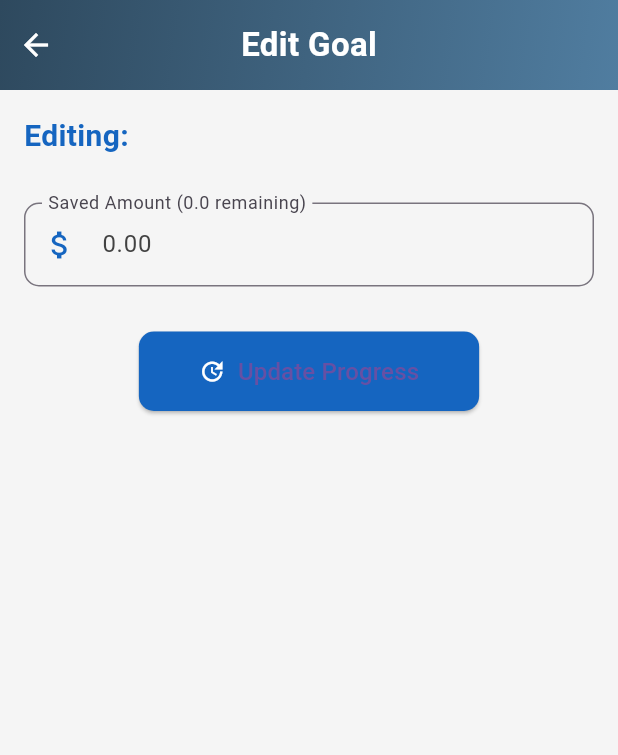
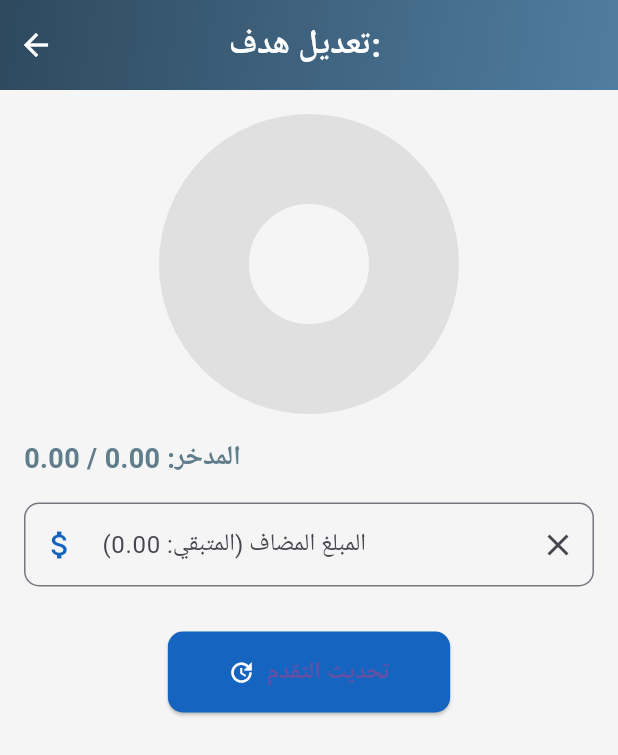
Before and after one commit to Expen-scope/exs-app, a Flutter app: the EditGoalScreen screen opened directly with empty values, on a phone screen of 412 x 824 dp. Shown: the top 755 px of the screen. Run offline on Flutter 3.47's test engine with Material 3 defaults, Android fonts, the phone set to English and light mode, and no system bars; drawn by our look-alikes of fl_chart; our stand-ins replace dio, firebase_auth, flutter_local_notifications, get, image_picker, shared_preferences; missing offline and left inert: googleapis; accounts and stored records are empty; network calls fail.

Commit message:
finish goal page 100/

```diff
--- a/lib/controller/GoalController.dart
+++ b/lib/controller/GoalController.dart
@@ -106,6 +106,7 @@ class GoalController extends GetxController {
 
       if (response.statusCode == 200) {
         await fetchGoals();
+        update();
         Get.snackbar(
           "Success",
           "Goal updated successfully",
--- a/lib/main.dart
+++ b/lib/main.dart
@@ -92,6 +92,7 @@ class MyApp extends StatelessWidget {
           name: ("/AddGoal"),
           page: () => AddGoalScreen(),
         ),
+
         GetPage(
           name: "/MyCustomSplashScreen",
           page: () => MyCustomSplashScreen(),
--- a/lib/view/EditGoalScreen.dart
+++ b/lib/view/EditGoalScreen.dart
@@ -1,13 +1,13 @@
 import 'package:flutter/material.dart';
 import 'package:get/get.dart';
-import 'package:intl/intl.dart';
+import 'package:fl_chart/fl_chart.dart';
+import 'package:flutter_local_notifications/flutter_local_notifications.dart';
 import '../const/AppBarC.dart';
 import '../controller/GoalController.dart';
 import '../model/Goal.dart';
 
 class EditGoalScreen extends StatefulWidget {
   final GoalModel goal;
-
   const EditGoalScreen({Key? key, required this.goal}) : super(key: key);
 
   @override
@@ -16,85 +16,175 @@ class EditGoalScreen extends StatefulWidget {
 
 class _EditGoalScreenState extends State<EditGoalScreen> {
   final GoalController goalController = Get.find();
-  final TextEditingController collectedController = TextEditingController();
+  final TextEditingController _amountController = TextEditingController();
+  final FlutterLocalNotificationsPlugin _notificationsPlugin =
+      FlutterLocalNotificationsPlugin();
 
   @override
   void initState() {
     super.initState();
-    // تهيئة الحقل بالقيمة الحالية مع تحديد منزلتين عشريتين
-    collectedController.text = widget.goal.collectedmoney!.toStringAsFixed(2);
+    _initializeNotifications();
   }
 
-  void updateGoal() async {
+  void _initializeNotifications() {
+    const AndroidInitializationSettings initializationSettingsAndroid =
+        AndroidInitializationSettings('@mipmap/ic_launcher');
+    const InitializationSettings initializationSettings =
+        InitializationSettings(android: initializationSettingsAndroid);
+    _notificationsPlugin.initialize(initializationSettings);
+  }
+
+  Future<void> _showNotification(String title, String body) async {
+    const AndroidNotificationDetails androidDetails =
+        AndroidNotificationDetails(
+      'goal_channel_id',
+      'Goal Notifications',
+      importance: Importance.max,
+      priority: Priority.high,
+    );
+    const NotificationDetails platformDetails =
+        NotificationDetails(android: androidDetails);
+    await _notificationsPlugin.show(0, title, body, platformDetails);
+  }
+
+  void _handleGoalUpdate() async {
     try {
-      double collected = double.tryParse(collectedController.text) ??
-          widget.goal.collectedmoney!;
+      final enteredAmount = double.tryParse(_amountController.text) ?? 0.0;
 
-      // إنشاء نسخة محدثة من الهدف
-      GoalModel updatedGoal = widget.goal.copyWith(
-        collectedmoney: collected,
-      );
+      if (enteredAmount <= 0) {
+        Get.snackbar("خطأ", "الرجاء إدخال مبلغ صحيح أكبر من الصفر");
+        return;
+      }
 
-      // استدعاء دالة التحديث مع تمرير المعرف الصحيح
-      bool success =
+      final newTotal = widget.goal.collectedmoney! + enteredAmount;
+      final remaining = widget.goal.price! - widget.goal.collectedmoney!;
+
+      if (newTotal > widget.goal.price!) {
+        Get.snackbar("خطأ", "المبلغ المدخل يتجاوز المتبقي ($remaining)");
+        return;
+      }
+
+      final updatedGoal = widget.goal.copyWith(collectedmoney: newTotal);
+
+      final success =
           await goalController.updateGoal(widget.goal.id!, updatedGoal);
 
       if (success) {
-        Get.back(); // العودة للشاشة السابقة عند النجاح
+        _amountController.clear();
+        if (newTotal >= widget.goal.price!) {
+          await _showNotification(
+              "هدف مكتمل!", "تهانينا! لقد حققت هدف ${widget.goal.name}");
+        }
+        Get.back();
+        Get.until((route) => Get.currentRoute == '/Goals');
       }
     } catch (e) {
-      Get.snackbar("Error", "Failed to update goal: ${e.toString()}");
+      Get.snackbar("خطأ التحديث", "فشل في تحديث الهدف: ${e.toString()}");
     }
   }
 
   @override
   Widget build(BuildContext context) {
+    final savedAmount = widget.goal.collectedmoney!;
+    final totalAmount = widget.goal.price!;
+    final progress = totalAmount > 0 ? savedAmount / totalAmount : 0.0;
+    final remainingAmount = totalAmount - savedAmount;
+
     return Scaffold(
-      appBar: Appbarofpage(TextPage: "Edit Goal"),
-      body: Padding(
+      appBar: Appbarofpage(TextPage: "تعديل هدف: ${widget.goal.name}"),
+      body: SingleChildScrollView(
         padding: const EdgeInsets.all(16.0),
         child: Column(
           crossAxisAlignment: CrossAxisAlignment.start,
           children: [
-            Text(
-              "Editing: ${widget.goal.name}",
-              style: TextStyle(
-                  fontSize: 20,
+            _buildProgressChart(progress),
+            _buildAmountInfo(savedAmount, totalAmount),
+            _buildAmountInput(remainingAmount),
+            _buildUpdateButton(),
+          ],
+        ),
+      ),
+    );
+  }
+
+  Widget _buildProgressChart(double progress) {
+    return SizedBox(
+      height: 200,
+      child: PieChart(
+        PieChartData(
+          sections: [
+            PieChartSectionData(
+              value: progress * 100,
+              color: Colors.blue,
+              title: "${(progress * 100).toStringAsFixed(1)}%",
+              radius: 60,
+              titleStyle: const TextStyle(
+                  fontSize: 16,
                   fontWeight: FontWeight.bold,
-                  color: Colors.blue[800]),
+                  color: Colors.white),
             ),
-            const SizedBox(height: 30),
-            TextFormField(
-              controller: collectedController,
-              decoration: InputDecoration(
-                labelText:
-                    "Saved Amount (${widget.goal.price! - widget.goal.collectedmoney!} remaining)",
-                border: OutlineInputBorder(
-                  borderRadius: BorderRadius.circular(10),
-                ),
-                prefixIcon: Icon(Icons.attach_money, color: Colors.blue[800]),
-              ),
-              keyboardType: TextInputType.numberWithOptions(decimal: true),
-              style: TextStyle(fontSize: 16, color: Colors.grey[800]),
-            ),
-            const SizedBox(height: 30),
-            Center(
-              child: ElevatedButton.icon(
-                onPressed: updateGoal,
-                icon: Icon(Icons.update, color: Colors.white),
-                label: Text("Update Progress", style: TextStyle(fontSize: 16)),
-                style: ElevatedButton.styleFrom(
-                  backgroundColor: Colors.blue[800],
-                  padding: EdgeInsets.symmetric(horizontal: 40, vertical: 15),
-                  shape: RoundedRectangleBorder(
-                    borderRadius: BorderRadius.circular(10),
-                  ),
-                ),
-              ),
+            PieChartSectionData(
+              value: (1 - progress) * 100,
+              color: Colors.grey[300],
+              title: "",
+              radius: 60,
             ),
           ],
         ),
       ),
     );
   }
+
+  Widget _buildAmountInfo(double saved, double total) {
+    return Padding(
+      padding: const EdgeInsets.symmetric(vertical: 16.0),
+      child: Text(
+        "المدخر: ${saved.toStringAsFixed(2)} / ${total.toStringAsFixed(2)}",
+        style: const TextStyle(
+            fontSize: 18, fontWeight: FontWeight.bold, color: Colors.blueGrey),
+      ),
+    );
+  }
+
+  Widget _buildAmountInput(double remaining) {
+    return TextFormField(
+      controller: _amountController,
+      decoration: InputDecoration(
+        labelText: "المبلغ المضاف (المتبقي: ${remaining.toStringAsFixed(2)})",
+        border: OutlineInputBorder(
+            borderRadius: BorderRadius.circular(10),
+            borderSide: const BorderSide(color: Colors.blue)),
+        prefixIcon: Icon(Icons.attach_money, color: Colors.blue[800]),
+        suffixIcon: IconButton(
+          icon: const Icon(Icons.clear),
+          onPressed: () => _amountController.clear(),
+        ),
+      ),
+      keyboardType: TextInputType.numberWithOptions(decimal: true),
+      textInputAction: TextInputAction.done,
+      style: const TextStyle(fontSize: 16),
+    );
+  }
+
+  Widget _buildUpdateButton() {
+    return Padding(
+      padding: const EdgeInsets.only(top: 30.0),
+      child: Center(
+        child: ElevatedButton.icon(
+          onPressed: _handleGoalUpdate,
+          icon: const Icon(Icons.update, color: Colors.white),
+          label: const Text(
+            "تحديث التقدم",
+            style: TextStyle(fontSize: 16, fontWeight: FontWeight.bold),
+          ),
+          style: ElevatedButton.styleFrom(
+            backgroundColor: Colors.blue[800],
+            padding: const EdgeInsets.symmetric(horizontal: 40, vertical: 15),
+            shape:
+                RoundedRectangleBorder(borderRadius: BorderRadius.circular(10)),
+          ),
+        ),
+      ),
+    );
+  }
 }
```
Also changed, not shown: lib/view/GoalScreen.dart (+12 -2 lines).
